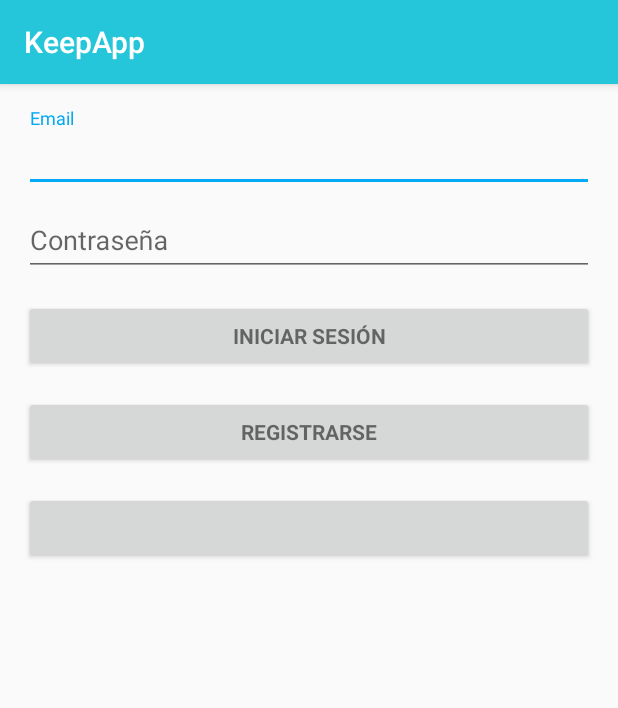
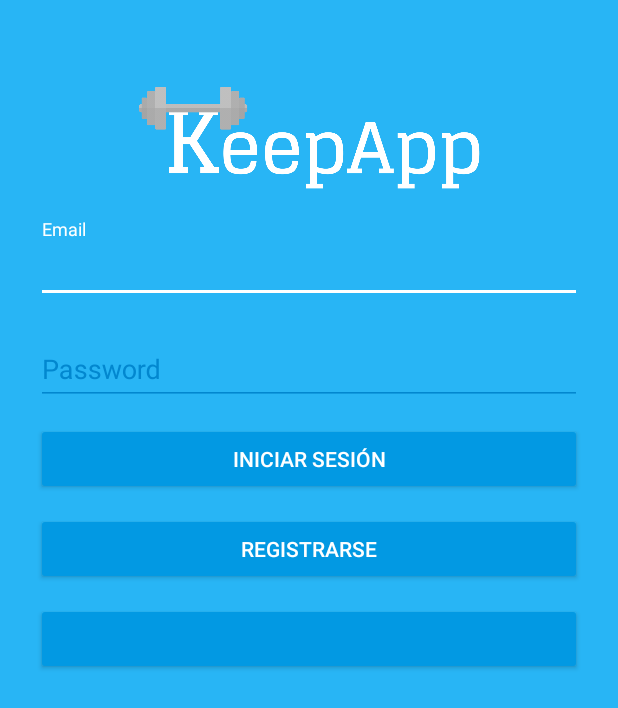
Before and after one commit to UTN-FRBA-Mobile/KeepApp, an Android app: the screen it shows after launch (LoginActivity), on a phone screen of 412 x 824 dp. Shown: the top 708 px of the screen. Run offline under Robolectric (Android 15) with nearby library versions, the phone set to English and light mode, and no system bars; our stand-ins replace ButterKnife, Firebase (no records; nobody signed in at launch, a user with empty details on screens opened directly); libraries missing offline, so code that uses them is left out: com.facebook, com.facebook.appevents, com.facebook.login; plain views replace LoginButton; 3 statements that could not run were skipped.

Commit message:
Cambios visuales del login.

```diff
--- a/app/src/main/AndroidManifest.xml
+++ b/app/src/main/AndroidManifest.xml
@@ -14,7 +14,8 @@
         android:theme="@style/AppTheme">
         <activity
             android:name=".LoginActivity"
-            android:label="@string/app_name">
+            android:label="@string/app_name"
+            android:theme="@style/AppTheme.Dark">
             <intent-filter>
                 <action android:name="android.intent.action.MAIN" />
 
--- a/app/src/main/java/com/utn/mobile/keepapp/LoginActivity.java
+++ b/app/src/main/java/com/utn/mobile/keepapp/LoginActivity.java
@@ -1,5 +1,6 @@
 package com.utn.mobile.keepapp;
 
+import android.app.ProgressDialog;
 import android.content.Intent;
 import android.support.annotation.NonNull;
 import android.support.v7.app.AppCompatActivity;
@@ -50,22 +51,21 @@
 
     private CallbackManager callbackManager;
 
-    @BindView(R.id.login_progress)
-    ProgressBar mProgressDialog;
+    private ProgressDialog progressDialog;
+
+    /*@BindView(R.id.login_progress)
+    ProgressBar mProgressDialog;*/
 
     public void showProgressDialog() {
-        if (mProgressDialog == null) {
-            mProgressDialog.setIndeterminate(true);
-        }
-
-        mProgressDialog.setVisibility(View.VISIBLE);
+        progressDialog = new ProgressDialog(LoginActivity.this,
+                R.style.AppTheme_Dark_Dialog);
+        progressDialog.setIndeterminate(true);
+        progressDialog.setMessage("Autenticando...");
+        progressDialog.show();
     }
 
     public void hideProgressDialog() {
-        if (mProgressDialog != null && mProgressDialog.getVisibility()==View.VISIBLE) {
-            mProgressDialog.setProgress(0);
-            mProgressDialog.setVisibility(View.GONE);
-        }
+        progressDialog.dismiss();
     }
 
     @Override
@@ -79,6 +79,11 @@
         super.onCreate(savedInstanceState);
         setContentView(R.layout.activity_login);
         ButterKnife.bind(this);
+
+        progressDialog = new ProgressDialog(LoginActivity.this,
+                R.style.AppTheme_Dark_Dialog);
+        progressDialog.setIndeterminate(true);
+        progressDialog.setMessage("Autenticando...");
 
         // Para que el teclado no se abra solo al abrir la activity
         getWindow().setSoftInputMode(WindowManager.LayoutParams.SOFT_INPUT_STATE_HIDDEN);
--- a/app/src/main/res/layout/activity_login.xml
+++ b/app/src/main/res/layout/activity_login.xml
@@ -1,95 +1,78 @@
-<LinearLayout xmlns:android="http://schemas.android.com/apk/res/android"
-    xmlns:tools="http://schemas.android.com/tools"
-    android:layout_width="match_parent"
-    android:layout_height="match_parent"
-    android:gravity="center_horizontal"
-    android:orientation="vertical"
-    android:paddingBottom="@dimen/activity_vertical_margin"
-    android:paddingLeft="@dimen/activity_horizontal_margin"
-    android:paddingRight="@dimen/activity_horizontal_margin"
-    android:paddingTop="@dimen/activity_vertical_margin"
-    tools:context="com.utn.mobile.keepapp.LoginActivity">
-
-    <!-- Login progress -->
-    <ProgressBar
-        android:id="@+id/login_progress"
-        style="?android:attr/progressBarStyleLarge"
-        android:layout_width="wrap_content"
-        android:layout_height="wrap_content"
-        android:layout_marginBottom="8dp"
-        android:visibility="gone" />
-
-    <ScrollView
-        android:id="@+id/login_form"
-        android:layout_width="match_parent"
-        android:layout_height="match_parent">
+<?xml version="1.0" encoding="utf-8"?>
+<ScrollView xmlns:android="http://schemas.android.com/apk/res/android"
+android:layout_width="fill_parent"
+android:layout_height="fill_parent"
+android:fitsSystemWindows="true">
 
 <LinearLayout
-            android:id="@+id/email_login_form"
+    android:orientation="vertical"
     android:layout_width="match_parent"
     android:layout_height="wrap_content"
-            android:orientation="vertical">
+    android:paddingTop="56dp"
+    android:paddingLeft="24dp"
+    android:paddingRight="24dp">
 
+    <ImageView android:src="@drawable/logo_texto_white"
+        android:layout_width="wrap_content"
+        android:layout_height="72dp"
+        android:layout_marginBottom="12dp"
+        android:layout_gravity="center_horizontal" />
+
+    <!-- Email Label -->
     <android.support.design.widget.TextInputLayout
         android:layout_width="match_parent"
-                android:layout_height="wrap_content">
-
-                <EditText
-                    android:id="@+id/email"
+        android:layout_height="wrap_content"
+        android:layout_marginTop="6dp"
+        android:layout_marginBottom="6dp">
+        <EditText android:id="@+id/email"
             android:layout_width="match_parent"
             android:layout_height="wrap_content"
-                    android:hint="@string/prompt_email"
             android:inputType="textEmailAddress"
-                    android:maxLines="1"/>
-
+            android:hint="Email" />
     </android.support.design.widget.TextInputLayout>
 
+    <!-- Password Label -->
     <android.support.design.widget.TextInputLayout
         android:layout_width="match_parent"
-                android:layout_height="wrap_content">
-
-                <EditText
-                    android:id="@+id/password"
+        android:layout_height="wrap_content"
+        android:layout_marginTop="6dp"
+        android:layout_marginBottom="6dp">
+        <EditText android:id="@+id/password"
             android:layout_width="match_parent"
             android:layout_height="wrap_content"
-                    android:hint="@string/prompt_password"
-                    android:imeActionId="@+id/login"
-                    android:imeActionLabel="@string/action_sign_in_short"
-                    android:imeOptions="actionUnspecified"
             android:inputType="textPassword"
-                    android:maxLines="1"/>
-
+            android:hint="Password"/>
     </android.support.design.widget.TextInputLayout>
 
-            <Button
+    <android.support.v7.widget.AppCompatButton
         android:id="@+id/sign_in_button"
-                style="?android:textAppearanceSmall"
-                android:layout_width="match_parent"
+        android:layout_width="fill_parent"
         android:layout_height="wrap_content"
-                android:layout_marginTop="16dp"
-                android:text="@string/action_sign_in"
-                android:textStyle="bold" />
+        android:layout_marginTop="6dp"
+        android:layout_marginBottom="6dp"
+        android:padding="12dp"
+        android:text="@string/action_sign_in"/>
 
-            <Button
+    <android.support.v7.widget.AppCompatButton
         android:id="@+id/sign_up_button"
-                style="?android:textAppearanceSmall"
-                android:layout_width="match_parent"
+        android:layout_width="fill_parent"
         android:layout_height="wrap_content"
-                android:layout_marginTop="16dp"
-                android:text="@string/action_sign_up"
-                android:textStyle="bold" />
+        android:layout_marginTop="6dp"
+        android:layout_marginBottom="6dp"
+        android:padding="12dp"
+        android:text="@string/action_sign_up"/>
 
     <com.facebook.login.widget.LoginButton
         android:id="@+id/login_button"
         android:textColor="#fff"
-                android:layout_width="match_parent"
+        android:layout_width="fill_parent"
         android:layout_height="wrap_content"
         android:layout_gravity="center_horizontal"
-                android:layout_marginTop="16dp"
-                android:paddingBottom="10dp"
-                android:paddingLeft="15dp"
-                android:paddingTop="10dp" />
+        android:layout_marginTop="6dp"
+        android:layout_marginBottom="6dp"
+        android:paddingLeft="12dp"
+        android:paddingTop="12dp"
+        android:paddingBottom="12dp"/>
 
 </LinearLayout>
 </ScrollView>
-</LinearLayout>
--- a/app/src/main/res/values/colors.xml
+++ b/app/src/main/res/values/colors.xml
@@ -1,6 +1,17 @@
 <?xml version="1.0" encoding="utf-8"?>
 <resources>
-    <color name="colorPrimary">#26C6DA</color>
-    <color name="colorPrimaryDark">#00838F</color>
-    <color name="colorAccent">#03A9F4</color>
+    <color name="colorPrimary">#28b5f5</color>
+    <color name="colorPrimaryDark">#0299e3</color>
+    <color name="colorPrimaryDarker">#0287cf</color>
+    <color name="colorAccent">#0299e3</color>
+
+    <color name="black">#000000</color>
+    <color name="jet">#222222</color>
+    <color name="oil">#333333</color>
+    <color name="monsoon">#777777</color>
+    <color name="jumbo">#888888</color>
+    <color name="aluminum">#999999</color>
+    <color name="base">#AAAAAA</color>
+    <color name="iron">#CCCCCC</color>
+    <color name="white">#FFFFFF</color>
 </resources>
--- a/app/src/main/res/values/styles.xml
+++ b/app/src/main/res/values/styles.xml
@@ -17,4 +17,25 @@
 
     <style name="AppTheme.PopupOverlay" parent="ThemeOverlay.AppCompat.Light" />
 
+    <style name="AppTheme.Dark" parent="Theme.AppCompat.NoActionBar">
+        <item name="colorPrimary">@color/colorPrimary</item>
+        <item name="colorPrimaryDark">@color/colorPrimaryDark</item>
+        <item name="colorAccent">@color/colorAccent</item>
+
+        <item name="android:windowBackground">@color/colorPrimary</item>
+
+        <item name="colorControlNormal">@color/colorPrimaryDarker</item>
+        <item name="colorControlActivated">@color/white</item>
+        <item name="colorControlHighlight">@color/white</item>
+        <item name="android:textColorHint">@color/colorPrimaryDarker</item>
+
+        <item name="colorButtonNormal">@color/colorPrimaryDark</item>
+    </style>
+
+    <style name="AppTheme.Dark.Dialog" parent="Theme.AppCompat.Dialog">
+        <item name="colorAccent">@color/white</item>
+        <item name="android:textColorPrimary">@color/iron</item>
+        <item name="android:background">@color/colorPrimary</item>
+    </style>
+
 </resources>
```
Also changed, not shown: app/src/main/res/drawable/logo_texto.png (added), app/src/main/res/drawable/logo_texto_white.png (added), 3 other files. Lines whose indentation alone changed are shown as unchanged.
